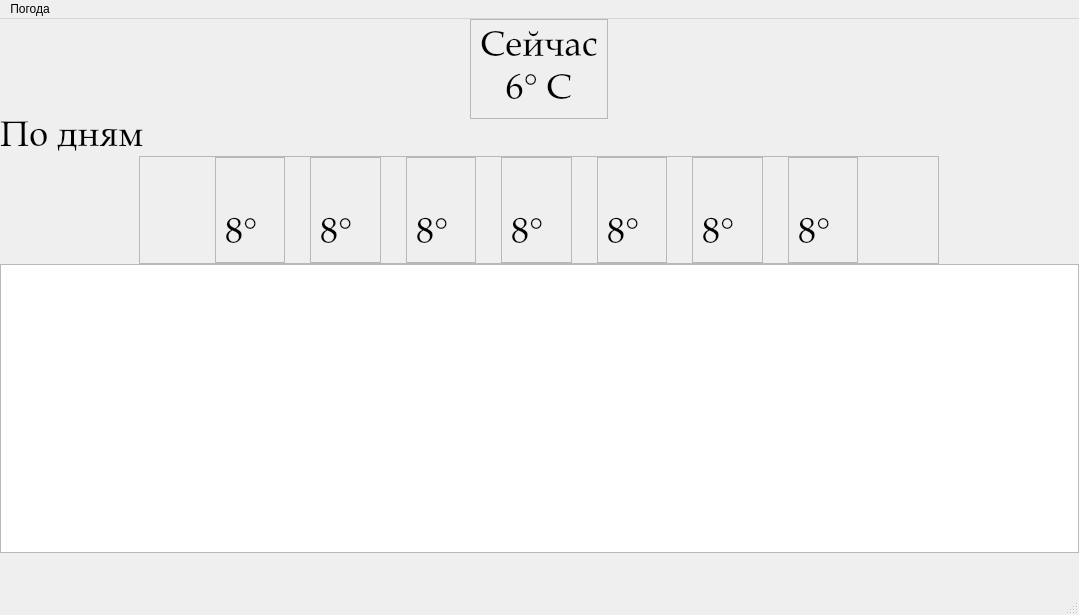
Above: mainwindow.ui from Pizhlo/Weather before the change. Below: the same form after it.
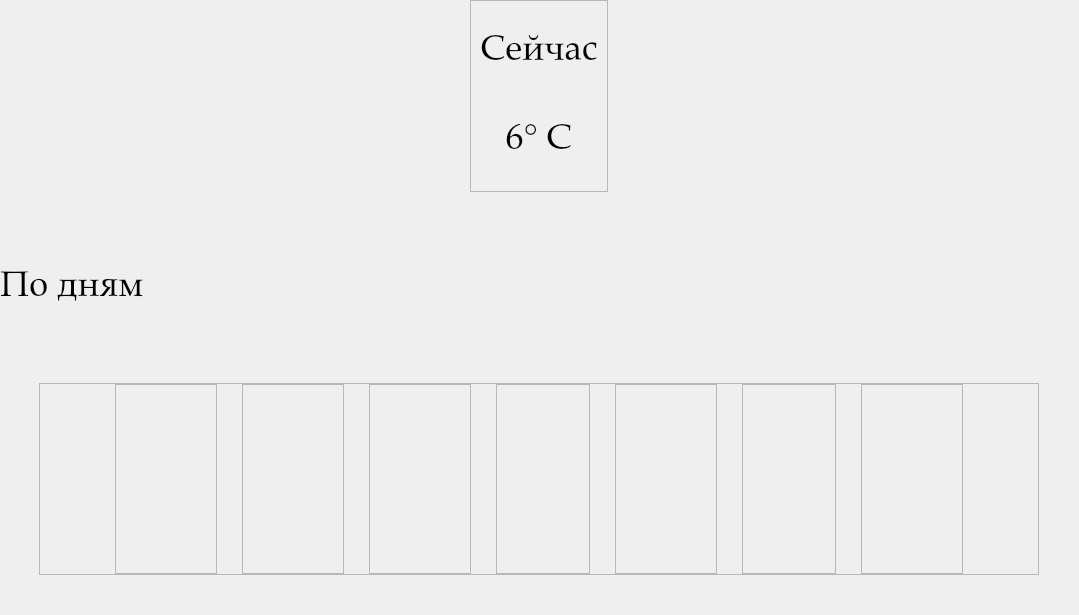
That is the form after the change. Icons and pictures are not drawn.

Commit message: updated replyFinished(); fixed func which shows temperature on the screen; also fixed func which shows dates on the screen; added slots for clicked buttons; added func which calculate new date when any button pressed

```diff
--- a/mainwindow.ui
+++ b/mainwindow.ui
@@ -109,7 +109,7 @@
      <widget class="QFrame" name="frame">
       <property name="minimumSize">
        <size>
-        <width>800</width>
+        <width>1000</width>
         <height>0</height>
        </size>
       </property>
@@ -130,7 +130,7 @@
         <number>0</number>
        </property>
        <property name="rightMargin">
-        <number>5</number>
+        <number>0</number>
        </property>
        <property name="bottomMargin">
         <number>0</number>
@@ -186,8 +186,26 @@
           <enum>QFrame::Raised</enum>
          </property>
          <layout class="QVBoxLayout" name="verticalLayout_2">
+          <property name="leftMargin">
+           <number>0</number>
+          </property>
+          <property name="topMargin">
+           <number>0</number>
+          </property>
+          <property name="rightMargin">
+           <number>0</number>
+          </property>
+          <property name="bottomMargin">
+           <number>0</number>
+          </property>
           <item>
            <widget class="QLabel" name="first_day_label">
+            <property name="minimumSize">
+             <size>
+              <width>100</width>
+              <height>0</height>
+             </size>
+            </property>
             <property name="font">
              <font>
               <family>Palatino Linotype</family>
@@ -208,7 +226,7 @@
              </font>
             </property>
             <property name="text">
-             <string>8°</string>
+             <string/>
             </property>
            </widget>
           </item>
@@ -224,8 +242,26 @@
           <enum>QFrame::Raised</enum>
          </property>
          <layout class="QVBoxLayout" name="verticalLayout_3">
+          <property name="leftMargin">
+           <number>0</number>
+          </property>
+          <property name="topMargin">
+           <number>0</number>
+          </property>
+          <property name="rightMargin">
+           <number>0</number>
+          </property>
+          <property name="bottomMargin">
+           <number>0</number>
+          </property>
           <item>
            <widget class="QLabel" name="second_day_label">
+            <property name="minimumSize">
+             <size>
+              <width>100</width>
+              <height>0</height>
+             </size>
+            </property>
             <property name="font">
              <font>
               <family>Palatino Linotype</family>
@@ -246,7 +282,7 @@
              </font>
             </property>
             <property name="text">
-             <string>8°</string>
+             <string/>
             </property>
            </widget>
           </item>
@@ -262,8 +298,26 @@
           <enum>QFrame::Raised</enum>
          </property>
          <layout class="QVBoxLayout" name="verticalLayout_4">
+          <property name="leftMargin">
+           <number>0</number>
+          </property>
+          <property name="topMargin">
+           <number>0</number>
+          </property>
+          <property name="rightMargin">
+           <number>0</number>
+          </property>
+          <property name="bottomMargin">
+           <number>0</number>
+          </property>
           <item>
            <widget class="QLabel" name="third_day_label">
+            <property name="minimumSize">
+             <size>
+              <width>100</width>
+              <height>0</height>
+             </size>
+            </property>
             <property name="font">
              <font>
               <family>Palatino Linotype</family>
@@ -284,7 +338,7 @@
              </font>
             </property>
             <property name="text">
-             <string>8°</string>
+             <string/>
             </property>
            </widget>
           </item>
@@ -300,6 +354,18 @@
           <enum>QFrame::Raised</enum>
          </property>
          <layout class="QVBoxLayout" name="verticalLayout_5">
+          <property name="leftMargin">
+           <number>0</number>
+          </property>
+          <property name="topMargin">
+           <number>0</number>
+          </property>
+          <property name="rightMargin">
+           <number>0</number>
+          </property>
+          <property name="bottomMargin">
+           <number>0</number>
+          </property>
           <item>
            <widget class="QLabel" name="fourth_day_label">
             <property name="font">
@@ -322,7 +388,7 @@
              </font>
             </property>
             <property name="text">
-             <string>8°</string>
+             <string/>
             </property>
            </widget>
           </item>
@@ -338,8 +404,29 @@
           <enum>QFrame::Raised</enum>
          </property>
          <layout class="QVBoxLayout" name="verticalLayout_6">
+          <property name="spacing">
+           <number>0</number>
+          </property>
+          <property name="leftMargin">
+           <number>0</number>
+          </property>
+          <property name="topMargin">
+           <number>0</number>
+          </property>
+          <property name="rightMargin">
+           <number>0</number>
+          </property>
+          <property name="bottomMargin">
+           <number>0</number>
+          </property>
           <item>
            <widget class="QLabel" name="fifth_day_label">
+            <property name="minimumSize">
+             <size>
+              <width>100</width>
+              <height>0</height>
+             </size>
+            </property>
             <property name="font">
              <font>
               <family>Palatino Linotype</family>
@@ -360,7 +447,7 @@
              </font>
             </property>
             <property name="text">
-             <string>8°</string>
+             <string/>
             </property>
            </widget>
           </item>
@@ -376,6 +463,21 @@
           <enum>QFrame::Raised</enum>
          </property>
          <layout class="QVBoxLayout" name="verticalLayout_7">
+          <property name="spacing">
+           <number>0</number>
+          </property>
+          <property name="leftMargin">
+           <number>0</number>
+          </property>
+          <property name="topMargin">
+           <number>0</number>
+          </property>
+          <property name="rightMargin">
+           <number>0</number>
+          </property>
+          <property name="bottomMargin">
+           <number>0</number>
+          </property>
           <item>
            <widget class="QLabel" name="sixth_day_label">
             <property name="font">
@@ -398,7 +500,7 @@
              </font>
             </property>
             <property name="text">
-             <string>8°</string>
+             <string/>
             </property>
            </widget>
           </item>
@@ -414,8 +516,29 @@
           <enum>QFrame::Raised</enum>
          </property>
          <layout class="QVBoxLayout" name="verticalLayout_8">
+          <property name="spacing">
+           <number>0</number>
+          </property>
+          <property name="leftMargin">
+           <number>0</number>
+          </property>
+          <property name="topMargin">
+           <number>0</number>
+          </property>
+          <property name="rightMargin">
+           <number>0</number>
+          </property>
+          <property name="bottomMargin">
+           <number>0</number>
+          </property>
           <item>
            <widget class="QLabel" name="seventh_day_label">
+            <property name="minimumSize">
+             <size>
+              <width>100</width>
+              <height>0</height>
+             </size>
+            </property>
             <property name="font">
              <font>
               <family>Palatino Linotype</family>
@@ -436,7 +559,7 @@
              </font>
             </property>
             <property name="text">
-             <string>8°</string>
+             <string/>
             </property>
            </widget>
           </item>
@@ -488,9 +611,6 @@
       </layout>
      </widget>
     </item>
-    <item>
-     <widget class="QTextBrowser" name="textBrowser"/>
-    </item>
     <item>
      <spacer name="verticalSpacer">
       <property name="orientation">
@@ -509,23 +629,6 @@
     </item>
    </layout>
   </widget>
-  <widget class="QMenuBar" name="menubar">
-   <property name="geometry">
-    <rect>
-     <x>0</x>
-     <y>0</y>
-     <width>1079</width>
-     <height>21</height>
-    </rect>
-   </property>
-   <widget class="QMenu" name="menu">
-    <property name="title">
-     <string>Погода</string>
-    </property>
-   </widget>
-   <addaction name="menu"/>
-  </widget>
-  <widget class="QStatusBar" name="statusbar"/>
  </widget>
  <resources>
   <include location="src.qrc"/>
```
Left out of the diff: 2 changed lines with no effect on the pictures. The commit also changes 2 other files.
